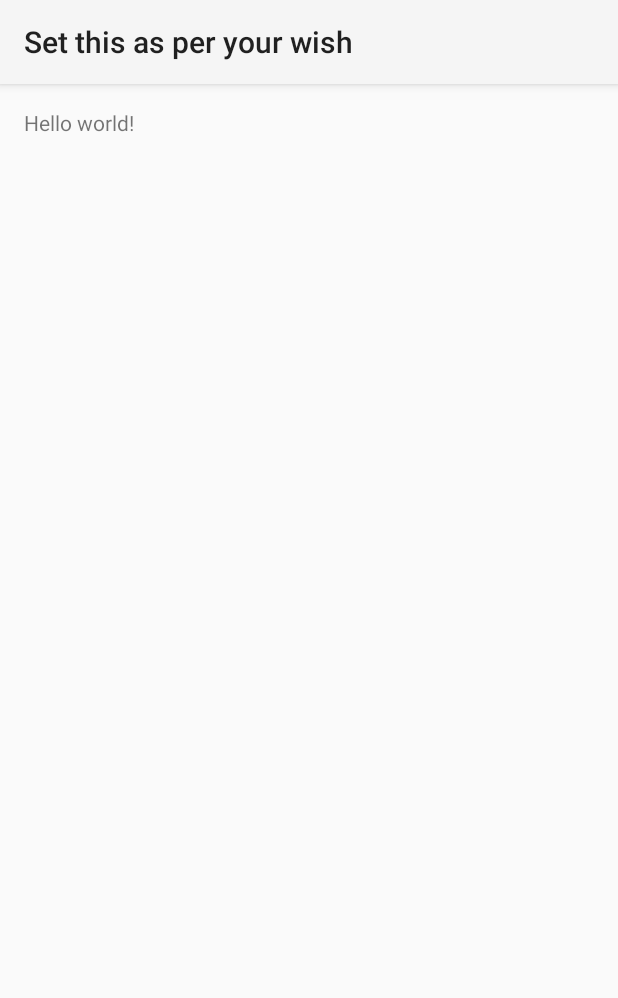
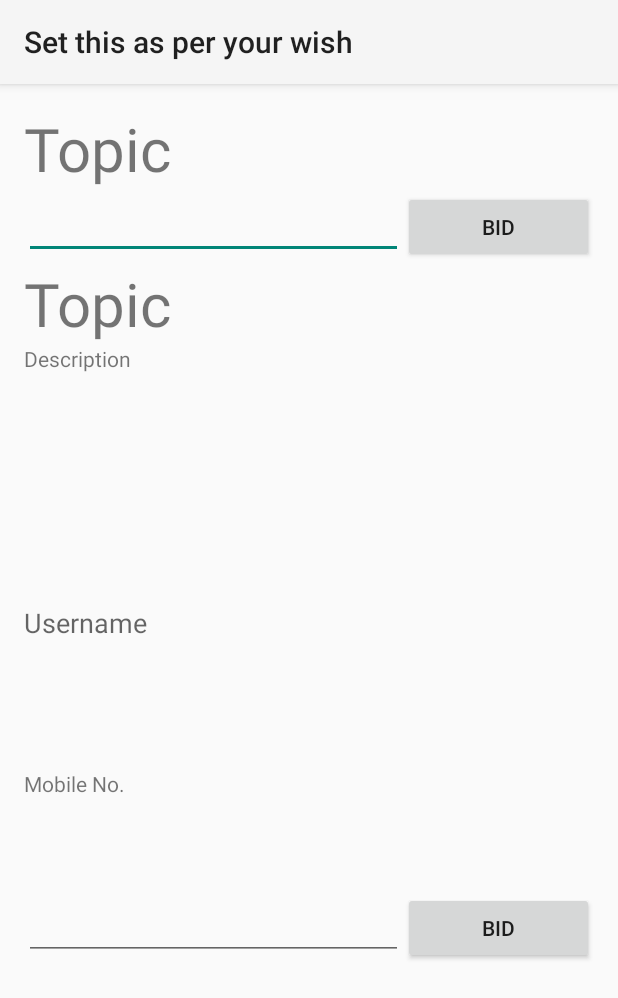
Before and after one commit to anshulshah96/CampusLancer, an Android app: the PostActivity screen opened directly, with no data from a screen before it, on a phone screen of 412 x 824 dp. Shown: the top 998 px of the screen. Run offline under Robolectric (Android 15) with nearby library versions, the phone set to English and light mode, and no system bars; 10 statements that could not run were skipped.

```diff
--- a/app/src/main/java/com/aka/campuslancer/PostActivity.java
+++ b/app/src/main/java/com/aka/campuslancer/PostActivity.java
@@ -1,7 +1,12 @@
 package com.aka.campuslancer;
 
+import android.app.FragmentManager;
+import android.app.FragmentTransaction;
 import android.app.ProgressDialog;
+import android.net.Uri;
 import android.support.v7.app.ActionBarActivity;
+import android.support.v4.app.Fragment;
+import android.support.v4.app.FragmentActivity;
 import android.os.Bundle;
 import android.view.Menu;
 import android.view.MenuItem;
@@ -15,7 +20,7 @@ import com.parse.ParseUser;
 import com.parse.SaveCallback;
 
 
-public class PostActivity extends ActionBarActivity {
+public class PostActivity extends ActionBarActivity implements WorkDescriptionFragment.OnFragmentInteractionListener {
 
     Button postButton;
     EditText topic, description, bid;
@@ -24,46 +29,16 @@ public class PostActivity extends ActionBarActivity {
     protected void onCreate(Bundle savedInstanceState) {
         super.onCreate(savedInstanceState);
         setContentView(R.layout.activity_post);
-        postButton = (Button) findViewById(R.id.HirePost);
-        topic = (EditText) findViewById(R.id.TopicField);
-        description = (EditText) findViewById(R.id.DescriptionField);
-        bid = (EditText) findViewById(R.id.InitialBidField);
-        postButton.setOnClickListener(new View.OnClickListener() {
-            public void onClick(View v) {
-                post();
-            }
-        });
+        FragmentManager f1=getFragmentManager();
+        FragmentTransaction f2=f1.beginTransaction();
+        WorkDescriptionFragment f=new WorkDescriptionFragment();
+        f2.replace(R.id.container,f);
+        f2.commit();
+
     }
 
-    private void post() {
-        // 1
-        HirePost post = new HirePost();
-        String text = topic.getText().toString().trim();
-        String text1 = description.getText().toString().trim();
-        post.setUsername();
-        post.setUser(ParseUser.getCurrentUser());
-        post.setTopic(text);
-        post.setDescription(text1);
-
-
-        final ProgressDialog dialog = new ProgressDialog(PostActivity.this);
-        dialog.setMessage("Posting...");
-        dialog.show();
-
-
-        // 2
-        ParseACL acl = new ParseACL();
-        acl.setPublicReadAccess(true);
-        post.setACL(acl);
-
-        // 3
-        post.saveInBackground(new SaveCallback() {
-            @Override
-            public void done(ParseException e) {
-                dialog.dismiss();
-                finish();
-            }
-        });
+    @Override
+    public void onFragmentInteraction(Uri uri) {
 
     }
 }
--- /dev/null
+++ b/app/src/main/java/com/aka/campuslancer/WorkDescriptionFragment.java
@@ -0,0 +1,131 @@
+package com.aka.campuslancer;
+
+import android.app.Activity;
+import android.net.Uri;
+import android.os.Bundle;
+import android.app.Fragment;
+import android.view.LayoutInflater;
+import android.view.View;
+import android.view.ViewGroup;
+import android.widget.Button;
+import android.widget.EditText;
+import android.widget.TextView;
+
+
+/**
+ * A simple {@link Fragment} subclass.
+ * Activities that contain this fragment must implement the
+ * {@link WorkDescriptionFragment.OnFragmentInteractionListener} interface
+ * to handle interaction events.
+ * Use the {@link WorkDescriptionFragment#newInstance} factory method to
+ * create an instance of this fragment.
+ */
+public class WorkDescriptionFragment extends Fragment {
+    // TODO: Rename parameter arguments, choose names that match
+    // the fragment initialization parameters, e.g. ARG_ITEM_NUMBER
+    private static final String ARG_PARAM1 = "param1";
+    private static final String ARG_PARAM2 = "param2";
+
+    // TODO: Rename and change types of parameters
+    TextView topicTv,descriptionTv,usernameTv,mobilenoTv;
+    EditText bidValue;
+    Button bidButton;
+
+    private String mParam1;
+    private String mParam2;
+
+    private OnFragmentInteractionListener mListener;
+
+    /**
+     * Use this factory method to create a new instance of
+     * this fragment using the provided parameters.
+     *
+     * @param param1 Parameter 1.
+     * @param param2 Parameter 2.
+     * @return A new instance of fragment WorkDescriptionFragment.
+     */
+    // TODO: Rename and change types and number of parameters
+    public static WorkDescriptionFragment newInstance(String param1, String param2) {
+        WorkDescriptionFragment fragment = new WorkDescriptionFragment();
+        Bundle args = new Bundle();
+        args.putString(ARG_PARAM1, param1);
+        args.putString(ARG_PARAM2, param2);
+        fragment.setArguments(args);
+        return fragment;
+    }
+
+    public WorkDescriptionFragment() {
+        // Required empty public constructor
+    }
+
+    @Override
+    public void onCreate(Bundle savedInstanceState) {
+        super.onCreate(savedInstanceState);
+        if (getArguments() != null) {
+            mParam1 = getArguments().getString(ARG_PARAM1);
+            mParam2 = getArguments().getString(ARG_PARAM2);
+        }
+    }
+
+    @Override
+    public View onCreateView(LayoutInflater inflater, ViewGroup container,
+                             Bundle savedInstanceState) {
+        // Inflate the layout for this fragment
+        View view = inflater.inflate(R.layout.fragment_work_description, container, false);
+
+        topicTv = (TextView) getView().findViewById(R.id.topictv);
+        descriptionTv= (TextView) getView().findViewById(R.id.descriptiontv);
+        usernameTv = (TextView) getView().findViewById(R.id.usernametv);
+        mobilenoTv = (TextView) getView().findViewById(R.id.mobilenotv);
+        bidValue = (EditText) getView().findViewById(R.id.bidvaluetv);
+        bidButton = (Button) getView().findViewById(R.id.bidbutton);
+
+        topicTv.setText(WorkActivity.topic);
+        descriptionTv.setText(WorkActivity.description);
+        usernameTv.setText(WorkActivity.username);
+        mobilenoTv.setText(WorkActivity.mobileno);
+
+        return  view;
+
+    }
+
+    // TODO: Rename method, update argument and hook method into UI event
+    public void onButtonPressed(Uri uri) {
+        if (mListener != null) {
+            mListener.onFragmentInteraction(uri);
+        }
+    }
+
+    @Override
+    public void onAttach(Activity activity) {
+        super.onAttach(activity);
+        try {
+            mListener = (OnFragmentInteractionListener) activity;
+        } catch (ClassCastException e) {
+            throw new ClassCastException(activity.toString()
+                    + " must implement OnFragmentInteractionListener");
+        }
+    }
+
+    @Override
+    public void onDetach() {
+        super.onDetach();
+        mListener = null;
+    }
+
+    /**
+     * This interface must be implemented by activities that contain this
+     * fragment to allow an interaction in this fragment to be communicated
+     * to the activity and potentially other fragments contained in that
+     * activity.
+     * <p/>
+     * See the Android Training lesson <a href=
+     * "http://developer.android.com/training/basics/fragments/communicating.html"
+     * >Communicating with Other Fragments</a> for more information.
+     */
+    public interface OnFragmentInteractionListener {
+        // TODO: Update argument type and name
+        public void onFragmentInteraction(Uri uri);
+    }
+
+}
--- a/app/src/main/res/layout/activity_post.xml
+++ b/app/src/main/res/layout/activity_post.xml
@@ -6,7 +6,11 @@
     android:paddingBottom="@dimen/activity_vertical_margin"
     tools:context="com.aka.campuslancer.PostActivity">
 
-    <TextView android:text="@string/hello_world" android:layout_width="wrap_content"
-        android:layout_height="wrap_content" />
-
+    <fragment
+        android:layout_width="fill_parent"
+        android:layout_height="fill_parent"
+        android:name="com.aka.campuslancer.WorkDescriptionFragment"
+        android:id="@+id/container"
+        android:layout_alignParentTop="true"
+        android:layout_centerHorizontal="true" />
 </RelativeLayout>
--- /dev/null
+++ b/app/src/main/res/layout/fragment_work_description.xml
@@ -0,0 +1,61 @@
+<LinearLayout xmlns:android="http://schemas.android.com/apk/res/android"
+    xmlns:tools="http://schemas.android.com/tools" android:layout_width="match_parent"
+    android:layout_height="match_parent"
+    tools:context="com.aka.campuslancer.WorkDescriptionFragment"
+    android:orientation="vertical"
+    android:weightSum="1">
+
+    <!-- TODO: Update blank fragment layout -->
+    <TextView
+        android:layout_width="match_parent"
+        android:layout_height="wrap_content"
+        android:text="Topic"
+        android:id="@+id/topictv"
+        android:textSize="40dp" />
+
+    <TextView
+        android:layout_width="match_parent"
+        android:layout_height="wrap_content"
+        android:textAppearance="?android:attr/textAppearanceSmall"
+        android:text="Description"
+        android:id="@+id/descriptiontv"
+        android:layout_weight="0.27" />
+
+    <TextView
+        android:layout_width="match_parent"
+        android:layout_height="wrap_content"
+        android:textAppearance="?android:attr/textAppearanceMedium"
+        android:text="Username"
+        android:id="@+id/usernametv"
+        android:layout_weight="0.15" />
+
+    <TextView
+        android:layout_width="fill_parent"
+        android:layout_height="wrap_content"
+        android:textAppearance="?android:attr/textAppearanceSmall"
+        android:text="Mobile No."
+        android:id="@+id/mobilenotv"
+        android:layout_weight="0.11" />
+
+    <LinearLayout
+        android:orientation="horizontal"
+        android:layout_width="fill_parent"
+        android:layout_height="wrap_content">
+
+        <EditText
+            android:layout_width="wrap_content"
+            android:layout_height="wrap_content"
+            android:inputType="number"
+            android:ems="10"
+            android:id="@+id/bidvaluetv"
+            android:layout_weight="1" />
+
+        <Button
+            android:layout_width="wrap_content"
+            android:layout_height="wrap_content"
+            android:text="Bid"
+            android:id="@+id/bidbutton"
+            android:layout_weight="1" />
+    </LinearLayout>
+
+</LinearLayout>
--- a/app/src/main/res/values/strings.xml
+++ b/app/src/main/res/values/strings.xml
@@ -28,4 +28,7 @@
     <string name="HireInitialBid">Initial Bid:</string>
     <string name="HirePost">POST</string>
     <string name="title_activity_work">Work</string>
+
+<!-- TODO: Remove or change this placeholder text -->
+    <string name="hello_blank_fragment">Hello blank fragment</string>
 </resources>
```
Also changed, not shown: app/src/main/java/com/aka/campuslancer/WorkActivity.java (+35 -0 lines), app/src/main/res/layout/post_item.xml (+34 -9 lines).
